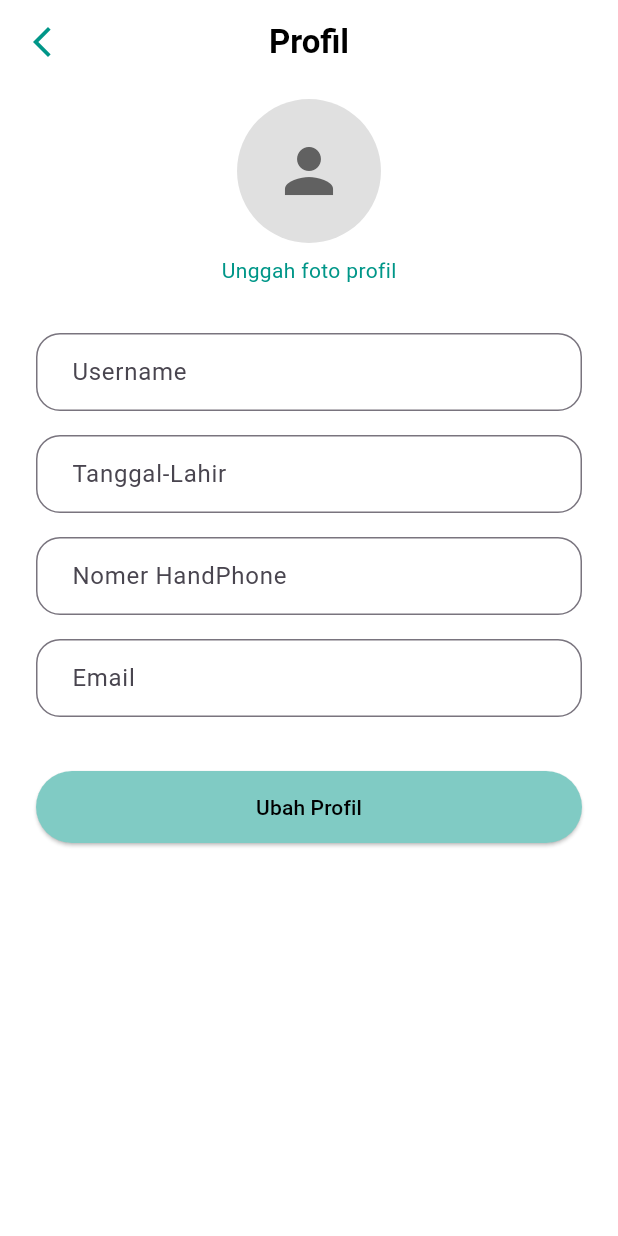
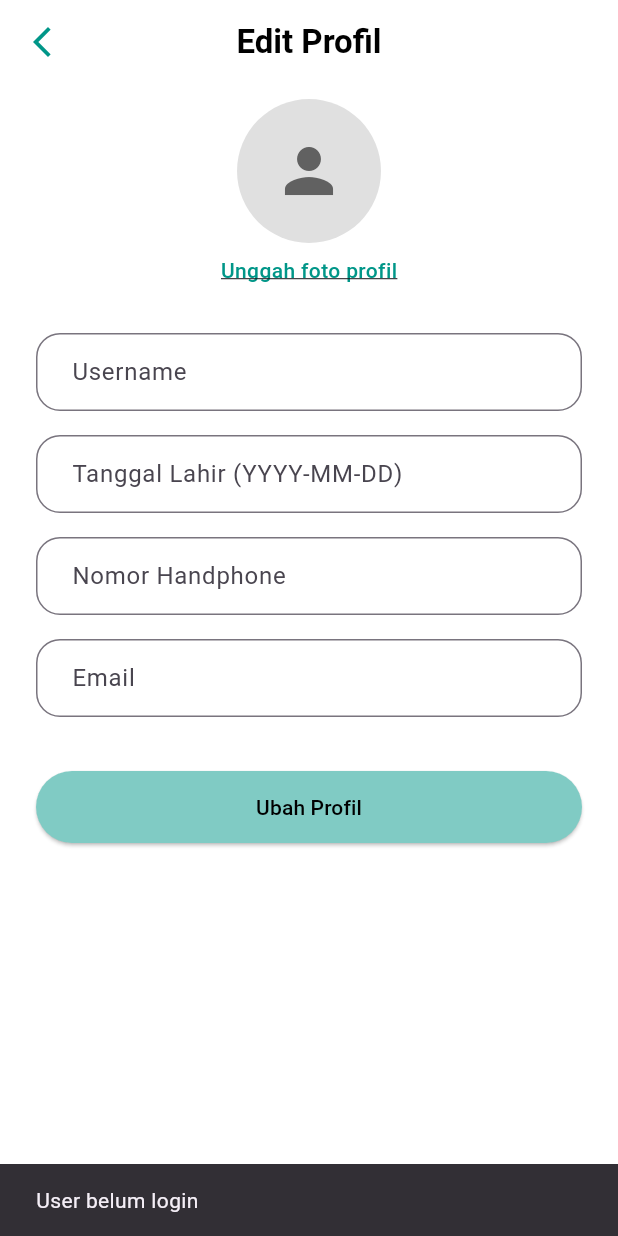
Before and after one commit to NovalFerdiansyahh/berat, a Flutter app: the EditProfilePage screen opened directly, after a tap on "Ubah Profil", on a phone screen of 412 x 824 dp. Run offline on Flutter 3.47's test engine with Material 3 defaults, Android fonts, the phone set to English and light mode, and no system bars; our stand-ins replace image_picker, shared_preferences; accounts and stored records are empty.

Commit message:
edit profil

```diff
--- a/lib/pages/constanta.dart
+++ b/lib/pages/constanta.dart
@@ -1 +1 @@
-const String baseUrl = 'https://843a-36-73-34-37.ngrok-free.app';
+const String baseUrl = 'https://d065-36-73-34-37.ngrok-free.app';
--- a/lib/pages/halaman_login.dart
+++ b/lib/pages/halaman_login.dart
@@ -50,6 +50,7 @@ class _LoginPageState extends State<LoginPage> {
           await prefs.setString('noTelepon', user['no_telepon'].toString());
           await prefs.setString('email', user['email'].toString());
           await prefs.setString('role', user['role'].toString());
+          print('✅ ID yang disimpan: ${user['id_user']}');
 
           Navigator.pushReplacement(
             context,
--- a/lib/pages/halaman_ubah_profil.dart
+++ b/lib/pages/halaman_ubah_profil.dart
@@ -1,15 +1,150 @@
+import 'dart:convert';
+import 'dart:io';
 import 'package:flutter/material.dart';
+import 'package:http/http.dart' as http;
+import 'package:image_picker/image_picker.dart';
+import 'package:shared_preferences/shared_preferences.dart';
+import 'constanta.dart';
 
-class EditProfilePage extends StatelessWidget {
+class EditProfilePage extends StatefulWidget {
   const EditProfilePage({super.key});
 
   @override
-  Widget build(BuildContext context) {
+  State<EditProfilePage> createState() => _EditProfilePageState();
+}
+
+class _EditProfilePageState extends State<EditProfilePage> {
   final _usernameController = TextEditingController();
   final _birthdateController = TextEditingController();
   final _phoneController = TextEditingController();
   final _emailController = TextEditingController();
 
+  String? selectedImagePath;
+  String? existingImageFile;
+  String? fotoProfil;
+
+  bool isLoading = false;
+
+  @override
+  void initState() {
+    super.initState();
+    loadUserData();
+  }
+
+  Future<void> pickAndUploadImage() async {
+    final picker = ImagePicker();
+    final pickedFile = await picker.pickImage(source: ImageSource.gallery);
+
+    if (pickedFile == null) return;
+
+    final prefs = await SharedPreferences.getInstance();
+    setState(() {
+      // existingImageFile = prefs.getString('fotoProfil');
+      fotoProfil = prefs.getString('fotoProfil');
+    });
+    final id = prefs.getString('idUser');
+    final url = Uri.parse('$baseUrl/api/user/upload/$id');
+
+    var request = http.MultipartRequest('POST', url);
+    request.files.add(
+      await http.MultipartFile.fromPath('foto_profil', pickedFile.path),
+    );
+
+    try {
+      var response = await request.send();
+
+      if (response.statusCode == 200) {
+        final respStr = await response.stream.bytesToString();
+        final data = json.decode(respStr);
+
+        final fileName = data['foto_profil'];
+
+        if (fileName != null) {
+          await prefs.setString('fotoProfil', fileName);
+
+
+          ScaffoldMessenger.of(context).showSnackBar(
+            SnackBar(content: Text('Foto berhasil diunggah')),
+          );
+
+          setState(() {
+            selectedImagePath = pickedFile.path;
+          });
+        }
+      } else {
+        ScaffoldMessenger.of(context).showSnackBar(
+          SnackBar(content: Text('Gagal mengunggah foto')),
+        );
+      }
+    } catch (e) {
+      print('Upload error: $e');
+      ScaffoldMessenger.of(context).showSnackBar(
+        SnackBar(content: Text('Terjadi kesalahan saat upload')),
+      );
+    }
+  }
+
+
+
+  Future<void> loadUserData() async {
+    final prefs = await SharedPreferences.getInstance();
+    _usernameController.text = prefs.getString('nama') ?? '';
+    _birthdateController.text = prefs.getString('tanggalLahir') ?? '';
+    _phoneController.text = prefs.getString('noTelepon') ?? '';
+    _emailController.text = prefs.getString('email') ?? '';
+  }
+
+  Future<void> updateProfile() async {
+    final prefs = await SharedPreferences.getInstance();
+    final id = prefs.getString('idUser');
+
+    if (id == null) {
+      ScaffoldMessenger.of(context).showSnackBar(
+        SnackBar(content: Text('User belum login')),
+      );
+      return;
+    }
+
+    final url = Uri.parse('$baseUrl/api/user/$id');
+
+    setState(() => isLoading = true);
+
+    final response = await http.post(
+      url,
+      headers: {'Content-Type': 'application/x-www-form-urlencoded'},
+      body: {
+        '_method': 'PUT',
+        'nama': _usernameController.text.trim(),
+        'email': _emailController.text.trim(),
+        'tanggal_lahir': _birthdateController.text.trim(),
+        'no_telepon': _phoneController.text.trim(),
+      },
+    );
+
+
+    setState(() => isLoading = false);
+
+    if (response.statusCode == 200) {
+      await prefs.setString('nama', _usernameController.text.trim());
+      await prefs.setString('email', _emailController.text.trim());
+      await prefs.setString('tanggalLahir', _birthdateController.text.trim());
+      await prefs.setString('noTelepon', _phoneController.text.trim());
+
+      ScaffoldMessenger.of(context).showSnackBar(
+        SnackBar(content: Text('Profil berhasil diperbarui')),
+      );
+      Navigator.pop(context, true);
+    } else {
+      print(response.body);
+      ScaffoldMessenger.of(context).showSnackBar(
+        SnackBar(content: Text('Gagal memperbarui profil')),
+      );
+    }
+
+  }
+
+  @override
+  Widget build(BuildContext context) {
     return Scaffold(
       backgroundColor: Colors.white,
       appBar: AppBar(
@@ -17,13 +152,11 @@ class EditProfilePage extends StatelessWidget {
         elevation: 0,
         leading: IconButton(
           icon: Icon(Icons.arrow_back_ios_new, color: Colors.teal),
-          onPressed: () {
-            Navigator.pop(context);
-          },
+          onPressed: () => Navigator.pop(context),
         ),
         centerTitle: true,
         title: Text(
-          'Profil',
+          'Edit Profil',
           style: TextStyle(color: Colors.black, fontWeight: FontWeight.bold),
         ),
       ),
@@ -35,27 +168,47 @@ class EditProfilePage extends StatelessWidget {
             CircleAvatar(
               radius: 48,
               backgroundColor: Colors.grey[300],
-              child: Icon(Icons.person, size: 48, color: Colors.grey[700]),
+              backgroundImage: selectedImagePath != null
+                  ? FileImage(File(selectedImagePath!))
+                  : (fotoProfil != null
+                      ? NetworkImage('$baseUrl/uploads/$fotoProfil') as ImageProvider
+                      : null),
+              child: selectedImagePath == null && fotoProfil == null
+                  ? Icon(Icons.person, size: 48, color: Colors.grey[700])
+                  : null,
             ),
             SizedBox(height: 8),
             Center(
+              child: GestureDetector(
+                onTap: () {
+                  pickAndUploadImage();
+                },
                 child: Text(
                   'Unggah foto profil',
-                style: TextStyle(color: Colors.teal, fontSize: 14),
+                  style: TextStyle(
+                    color: Colors.teal,
+                    fontSize: 14,
+                    decoration: TextDecoration.underline,
+                    fontWeight: FontWeight.w500,
                   ),
                 ),
+              ),
+            ),
+
             SizedBox(height: 32),
             CustomInput(controller: _usernameController, hintText: 'Username'),
             SizedBox(height: 16),
-            CustomInput(controller: _birthdateController, hintText: 'Tanggal-Lahir'),
+            CustomInput(controller: _birthdateController, hintText: 'Tanggal Lahir (YYYY-MM-DD)'),
             SizedBox(height: 16),
-            CustomInput(controller: _phoneController, hintText: 'Nomer HandPhone'),
+            CustomInput(controller: _phoneController, hintText: 'Nomor Handphone'),
             SizedBox(height: 16),
             CustomInput(controller: _emailController, hintText: 'Email'),
             SizedBox(height: 36),
             ElevatedButton(
-              onPressed: () {},
-              child: Text('Ubah Profil'),
+              onPressed: isLoading ? null : updateProfile,
+              child: isLoading
+                  ? CircularProgressIndicator(color: Colors.white)
+                  : Text('Ubah Profil'),
               style: ElevatedButton.styleFrom(
                 backgroundColor: Colors.teal[200],
                 foregroundColor: Colors.black,
```
Also changed, not shown: lib/pages/halaman_profil.dart (+35 -10 lines), pubspec.lock. Lines whose indentation alone changed are shown as unchanged.
